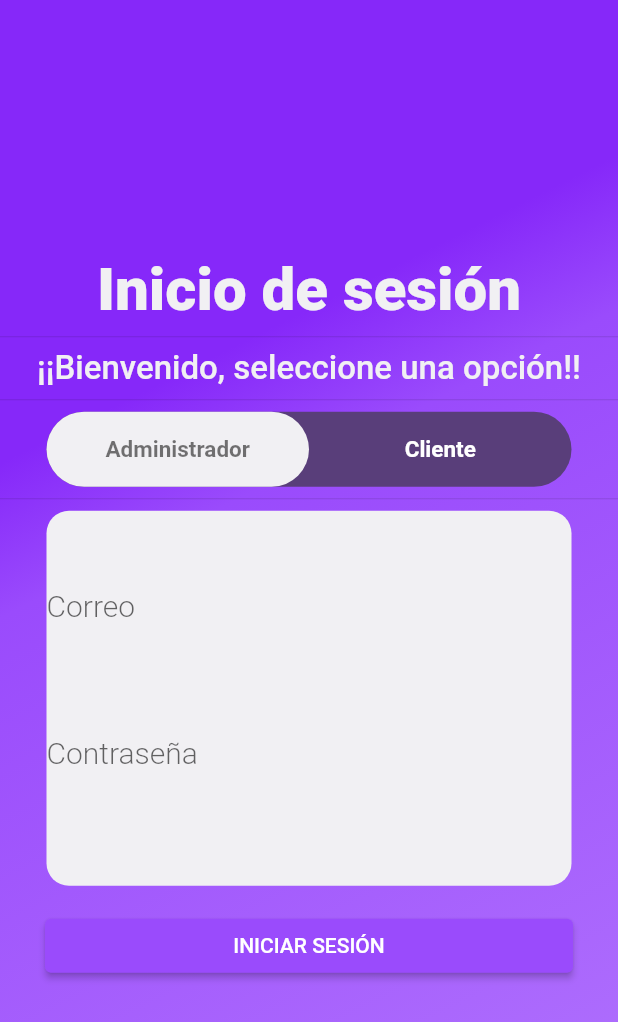
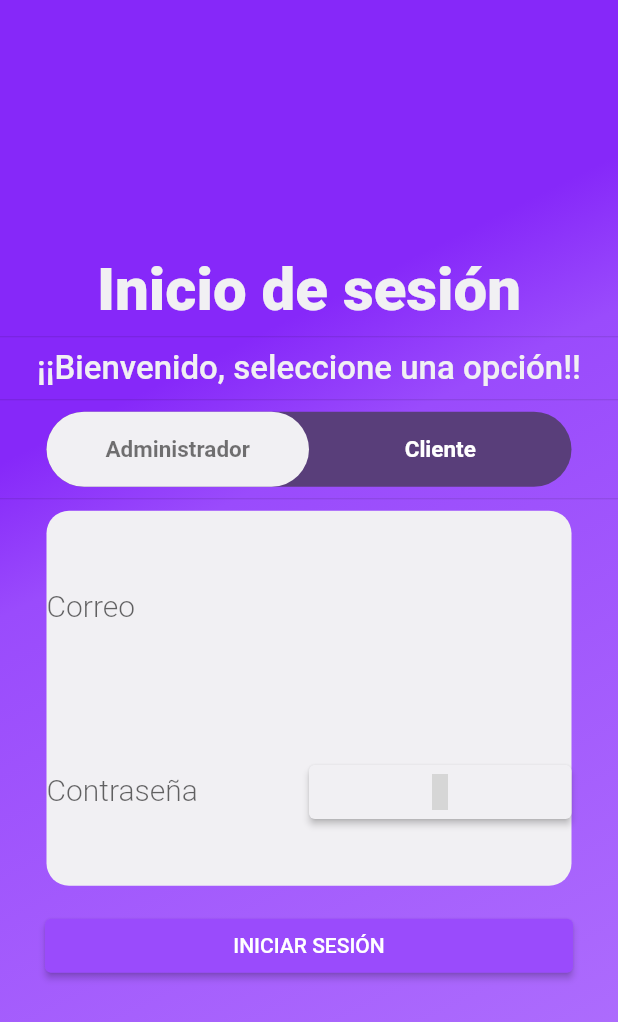
Before and after one commit to renrevm/salvandoalsoldadoalvarez, a Flutter app: the screen it shows after launch, on a phone screen of 412 x 824 dp. Shown: the top 1022 px of the screen. Run offline on Flutter 3.47's test engine with Material 2 defaults, Android fonts, the phone set to English and light mode, and no system bars; our stand-ins replace material_design_icons_flutter; Roboto replaces fonts that are missing (Raleway); grey boxes are pictures that could not be loaded.

Commit message:
Diseño login

```diff
--- a/dam_c3_cliente/lib/pages/login_page.dart
+++ b/dam_c3_cliente/lib/pages/login_page.dart
@@ -79,26 +79,43 @@ class _LoginPageState extends State<LoginPage> {
                       Divider(
                         color: Colors.transparent,
                       ),
-                      TextFormField(
+                      Expanded(
+                        child: TextFormField(
                           textAlign: TextAlign.center,
                           style: TextStyle(
                               fontWeight: FontWeight.w300, fontSize: 20),
                           decoration: InputDecoration(
                               border: InputBorder.none, labelText: 'Correo'),
                         ),
-                      Divider(
-                        color: Colors.transparent,
                       ),
                       Divider(
                         color: Colors.transparent,
                       ),
-                      TextFormField(
+                      Expanded(
+                        child: Row(
+                          children: [
+                            Expanded(
+                              child: TextFormField(
                                 textAlign: TextAlign.center,
                                 style: TextStyle(
                                     fontWeight: FontWeight.w300, fontSize: 20),
                                 decoration: InputDecoration(
-                            border: InputBorder.none, labelText: 'Contraseña'),
+                                    border: InputBorder.none,
+                                    labelText: 'Contraseña'),
                                 obscureText: true,
+                              ),
+                            ),
+                            Expanded(
+                              child: ElevatedButton(
+                                style: ElevatedButton.styleFrom(
+                                    primary: Color(kBackgroundColor)),
+                                onPressed: () {},
+                                child: Icon(MdiIcons.eye,
+                                    color: Color(kPrimaryColor)),
+                              ),
+                            ),
+                          ],
+                        ),
                       ),
                       Divider(
                         color: Colors.transparent,
```
Lines whose indentation alone changed are shown as unchanged.
